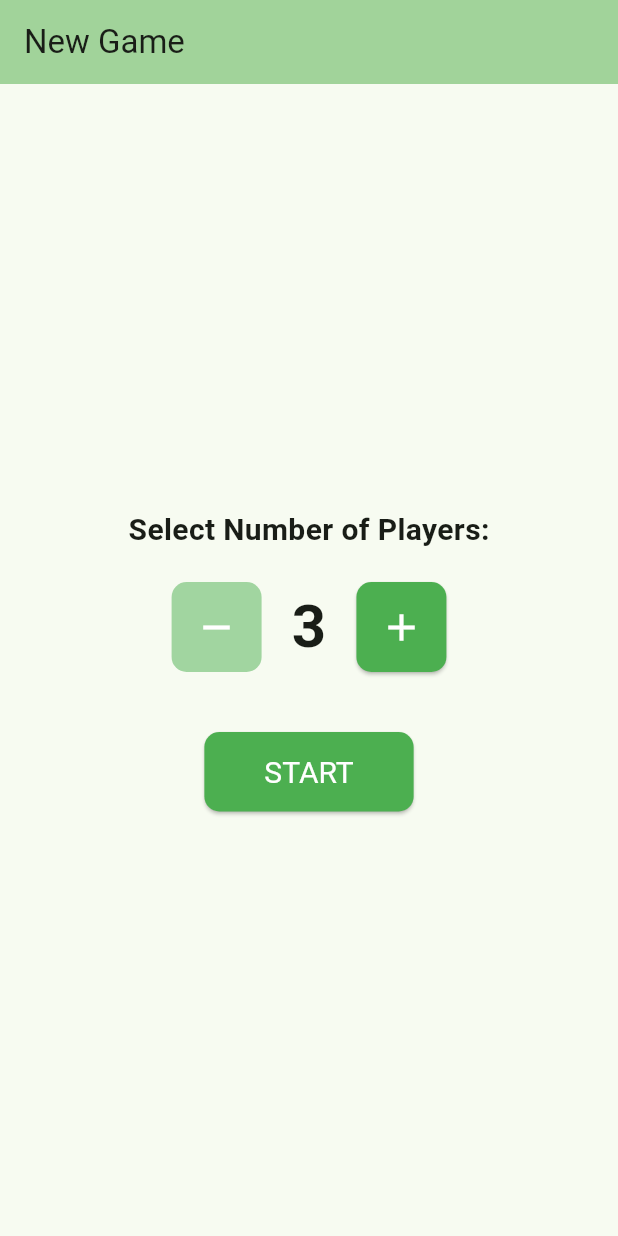
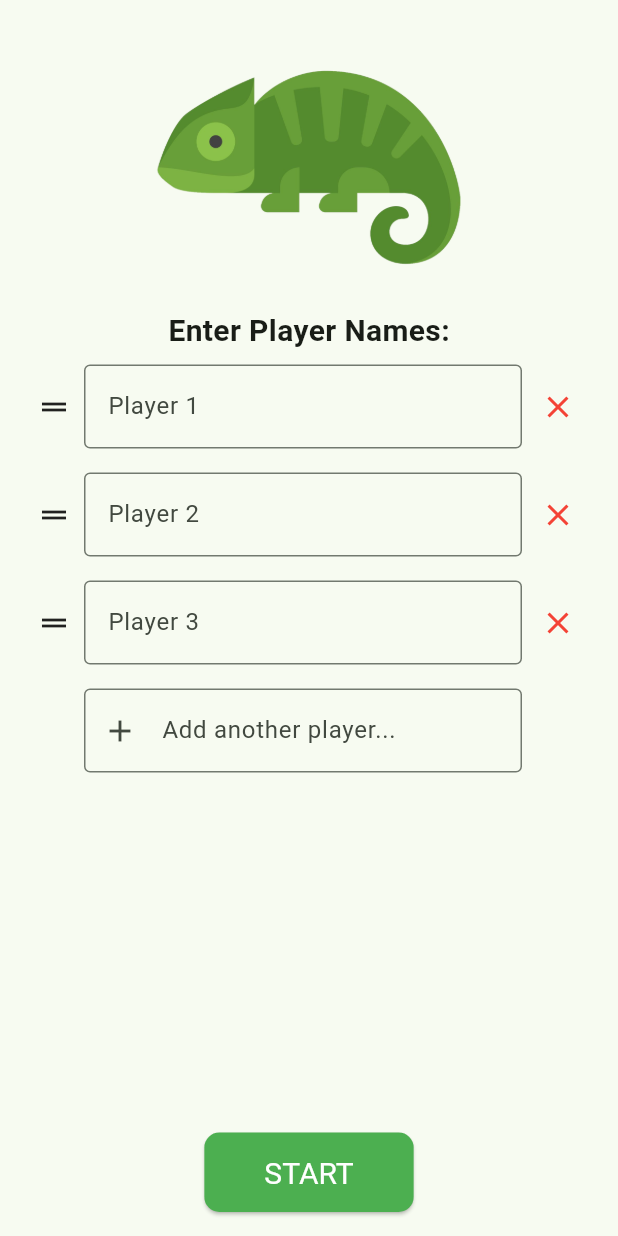
Before and after one commit to xFrah/Camaleonte, a Flutter app: the screen it shows after launch, on a phone screen of 412 x 824 dp. Run offline on Flutter 3.47's test engine with Material 3 defaults, Android fonts, the phone set to English and light mode, and no system bars.

Commit message:
Quality of life improvements

```diff
--- a/lib/main.dart
+++ b/lib/main.dart
@@ -29,12 +29,88 @@ class GameSetupScreen extends StatefulWidget {
 }
 
 class _GameSetupScreenState extends State<GameSetupScreen> {
-  int _numberOfPlayers = 3;
+  // Initialize with some empty controllers
+  final List<TextEditingController> _playerControllers = [
+    TextEditingController(),
+    TextEditingController(),
+    TextEditingController(),
+  ];
+
+  final TextEditingController _footerController = TextEditingController();
+  final FocusNode _footerFocusNode = FocusNode();
+  final ScrollController _scrollController = ScrollController();
+
+  @override
+  void initState() {
+    super.initState();
+    _footerFocusNode.addListener(_onFooterFocusChange);
+  }
+
+  @override
+  void dispose() {
+    for (var controller in _playerControllers) {
+      controller.dispose();
+    }
+    _footerController.dispose();
+    _footerFocusNode.dispose();
+    _scrollController.dispose();
+    super.dispose();
+  }
+
+  void _onFooterFocusChange() {
+    if (!_footerFocusNode.hasFocus && _footerController.text.trim().isNotEmpty) {
+      _addNewPlayer(_footerController.text.trim());
+    }
+  }
+
+  void _addNewPlayer(String name) {
+    setState(() {
+      _playerControllers.add(TextEditingController(text: name));
+      _footerController.clear();
+    });
+    // Keep focus on the new footer input? Or let it go?
+    // Usually "enter" -> add -> focus new line.
+    // "blur" -> add -> focus lost.
+    // If we want to type multiple names fast:
+    // User types "Name", hits enter -> Add, Focus footer again.
+    // User types "Name", taps away -> Add, Focus lost.
+
+    // We'll handle the focus request in the onSubmitted callback specifically if needed,
+    // but the listener handles the logic.
+    // If triggered by onSubmitted, we might want to refocus the footer.
+  }
+
+  void _removePlayer(int index) {
+    setState(() {
+      _playerControllers[index].dispose();
+      _playerControllers.removeAt(index);
+    });
+  }
 
   void _startGame() {
+    final playerNames = _playerControllers
+        .map((c) => c.text.trim())
+        .where((name) => name.isNotEmpty)
+        .toList();
+
+    // Check footer too
+    if (_footerController.text.trim().isNotEmpty) {
+      playerNames.add(_footerController.text.trim());
+    }
+
+    if (playerNames.length < 3) {
+      ScaffoldMessenger.of(context).showSnackBar(
+        const SnackBar(
+          content: Text('Need at least 3 players!'),
+          backgroundColor: Colors.red,
+        ),
+      );
+      return;
+    }
+
     Navigator.of(context).push(
       MaterialPageRoute(
-        builder: (context) => GameScreen(numberOfPlayers: _numberOfPlayers),
+        builder: (context) => GameScreen(playerNames: playerNames),
       ),
     );
   }
@@ -42,69 +118,108 @@ class _GameSetupScreenState extends State<GameSetupScreen> {
   @override
   Widget build(BuildContext context) {
     return Scaffold(
-      appBar: AppBar(
-        title: const Text('New Game'),
-        backgroundColor: Theme.of(context).colorScheme.inversePrimary,
+      body: SafeArea(
+        child: Column(
+          children: [
+            Padding(
+              padding: const EdgeInsets.symmetric(vertical: 0.0),
+              child: SizedBox(
+                width: MediaQuery.of(context).size.width * 0.5,
+                child: Image.asset(
+                  'assets/images/chameleon.png',
+                  fit: BoxFit.contain,
                 ),
-      body: Center(
-        child: Column(
-          mainAxisAlignment: MainAxisAlignment.center,
-          children: [
-            const Text(
-              'Select Number of Players:',
+              ),
+            ),
+            const Padding(
+              padding: EdgeInsets.all(0.0),
+              child: Text(
+                'Enter Player Names:',
                 style: TextStyle(fontSize: 20, fontWeight: FontWeight.bold),
               ),
-            const SizedBox(height: 20),
-            Row(
-              mainAxisAlignment: MainAxisAlignment.center,
+            ),
+            Expanded(
+              child: ReorderableListView.builder(
+                scrollController: _scrollController,
+                buildDefaultDragHandles: false,
+                padding: const EdgeInsets.only(bottom: 20),
+                itemCount: _playerControllers.length,
+                onReorder: (oldIndex, newIndex) {
+                  setState(() {
+                    if (oldIndex < newIndex) {
+                      newIndex -= 1;
+                    }
+                    final item = _playerControllers.removeAt(oldIndex);
+                    _playerControllers.insert(newIndex, item);
+                  });
+                },
+                footer: Padding(
+                  padding: const EdgeInsets.symmetric(horizontal: 16.0, vertical: 8.0),
+                  child: Row(
                     children: [
-                SizedBox(
-                  width: 60,
-                  height: 60,
-                  child: ElevatedButton(
-                    onPressed: _numberOfPlayers > 3
-                        ? () => setState(() => _numberOfPlayers--)
-                        : null,
-                    style: ElevatedButton.styleFrom(
-                      backgroundColor: Colors.green,
-                      disabledBackgroundColor: Colors.green.withOpacity(0.5),
-                      shape: RoundedRectangleBorder(
-                        borderRadius: BorderRadius.circular(10),
+                      // Invisible spacer to match the drag handle width + padding
+                      const SizedBox(width: 40),
+                      Expanded(
+                        child: TextField(
+                          controller: _footerController,
+                          focusNode: _footerFocusNode,
+                          decoration: const InputDecoration(
+                            hintText: 'Add another player...',
+                            border: OutlineInputBorder(),
+                            prefixIcon: Icon(Icons.add),
                           ),
-                      padding: EdgeInsets.zero,
-                    ),
-                    child: const Icon(Icons.remove, color: Colors.white, size: 30),
+                          onSubmitted: (value) {
+                            if (value.trim().isNotEmpty) {
+                              _addNewPlayer(value.trim());
+                              _footerFocusNode.requestFocus();
+                            }
+                          },
                         ),
                       ),
-                Padding(
-                  padding: const EdgeInsets.symmetric(horizontal: 20),
-                  child: Text(
-                    '$_numberOfPlayers',
-                    style: const TextStyle(fontSize: 40, fontWeight: FontWeight.bold),
+                      // Invisible spacer to match the close button width + padding
+                      const SizedBox(width: 48),
+                    ],
+                  ),
+                ),
+                itemBuilder: (context, index) {
+                  return Padding(
+                    key: ObjectKey(_playerControllers[index]),
+                    padding: const EdgeInsets.symmetric(horizontal: 16.0, vertical: 8.0),
+                    child: Row(
+                      children: [
+                        ReorderableDragStartListener(
+                          index: index,
+                          child: const SizedBox(
+                            width: 40, // Fixed width for drag handle area
+                            child: Icon(Icons.drag_handle),
+                          ),
+                        ),
+                        Expanded(
+                          child: TextField(
+                            controller: _playerControllers[index],
+                            decoration: InputDecoration(
+                              hintText: 'Player ${index + 1}',
+                              border: const OutlineInputBorder(),
+                            ),
                           ),
                         ),
                         SizedBox(
-                  width: 60,
-                  height: 60,
-                  child: ElevatedButton(
-                    onPressed: _numberOfPlayers < 10 // Max players limit
-                        ? () => setState(() => _numberOfPlayers++)
-                        : null,
-                    style: ElevatedButton.styleFrom(
-                      backgroundColor: Colors.green,
-                      disabledBackgroundColor: Colors.green.withOpacity(0.5),
-                      shape: RoundedRectangleBorder(
-                        borderRadius: BorderRadius.circular(10),
-                      ),
-                      padding: EdgeInsets.zero,
-                    ),
-                    child: const Icon(Icons.add, color: Colors.white, size: 30),
+                          width: 48, // Fixed width for close button area
+                          child: IconButton(
+                            icon: const Icon(Icons.close, color: Colors.red),
+                            onPressed: () => _removePlayer(index),
                           ),
                         ),
                       ],
                     ),
-            const SizedBox(height: 40),
-              ElevatedButton(
+                  );
+                },
+              ),
+            ),
+            Container(
+              padding: const EdgeInsets.all(16.0),
+              color: Colors.transparent,
+              child: ElevatedButton(
                 onPressed: _startGame,
                 style: ElevatedButton.styleFrom(
                   backgroundColor: Colors.green,
@@ -117,6 +232,7 @@ class _GameSetupScreenState extends State<GameSetupScreen> {
                 ),
                 child: const Text('START'),
               ),
+            ),
           ],
         ),
       ),
@@ -125,9 +241,9 @@ class _GameSetupScreenState extends State<GameSetupScreen> {
 }
 
 class GameScreen extends StatefulWidget {
-  final int numberOfPlayers;
+  final List<String> playerNames;
 
-  const GameScreen({super.key, required this.numberOfPlayers});
+  const GameScreen({super.key, required this.playerNames});
 
   @override
   State<GameScreen> createState() => _GameScreenState();
@@ -168,11 +284,11 @@ class _GameScreenState extends State<GameScreen> {
       _impostorCoordinate = allCoordinates[random.nextInt(allCoordinates.length)];
     } while (_impostorCoordinate == _commonCoordinate);
 
-    _impostorIndex = random.nextInt(widget.numberOfPlayers);
+    _impostorIndex = random.nextInt(widget.playerNames.length);
   }
 
   void _nextPlayer() {
-    if (_currentPlayerIndex < widget.numberOfPlayers - 1) {
+    if (_currentPlayerIndex < widget.playerNames.length - 1) {
       setState(() {
         _currentPlayerIndex++;
         _isRevealing = false;
@@ -180,6 +296,15 @@ class _GameScreenState extends State<GameScreen> {
     } else {
       setState(() {
         _gameStarted = true;
+      });
+    }
+  }
+
+  void _previousPlayer() {
+    if (_currentPlayerIndex > 0) {
+      setState(() {
+        _currentPlayerIndex--;
+        _isRevealing = false;
       });
     }
   }
@@ -226,22 +351,30 @@ class _GameScreenState extends State<GameScreen> {
     }
 
     return Scaffold(
-      appBar: AppBar(
-        title: const Text('Pass and Play'),
-        automaticallyImplyLeading: false,
+      body: SafeArea(
+        child: Stack(
+          children: [
+            Positioned(
+              top: 10,
+              left: 10,
+              child: IconButton(
+                icon: const Icon(Icons.arrow_back),
+                onPressed: () => Navigator.of(context).pop(),
               ),
-      body: Center(
+            ),
+            Center(
               child: Column(
                 mainAxisAlignment: MainAxisAlignment.center,
                 children: [
               Text(
-              'Player ${_currentPlayerIndex + 1}',
-              style: const TextStyle(fontSize: 24, fontWeight: FontWeight.bold),
+                widget.playerNames[_currentPlayerIndex],
+                style: const TextStyle(fontSize: 32, fontWeight: FontWeight.bold),
+                textAlign: TextAlign.center,
               ),
               const SizedBox(height: 10),
               const Text(
                 'Pass the device to this player.',
-              style: TextStyle(color: Colors.grey),
+                style: TextStyle(color: Colors.grey, fontSize: 18),
               ),
               const SizedBox(height: 50),
 
@@ -292,6 +425,28 @@ class _GameScreenState extends State<GameScreen> {
 
               const SizedBox(height: 50),
 
+              Row(
+                mainAxisAlignment: MainAxisAlignment.center,
+                children: [
+                  if (_currentPlayerIndex > 0)
+                    Padding(
+                      padding: const EdgeInsets.only(right: 20),
+                      child: ElevatedButton(
+                        onPressed: _previousPlayer,
+                        style: ElevatedButton.styleFrom(
+                          backgroundColor: Colors.grey,
+                          foregroundColor: Colors.white,
+                          shape: RoundedRectangleBorder(
+                            borderRadius: BorderRadius.circular(10),
+                          ),
+                          padding: const EdgeInsets.symmetric(horizontal: 20, vertical: 20),
+                        ),
+                        child: const Text(
+                          'Previous',
+                          style: TextStyle(fontSize: 20, fontWeight: FontWeight.bold),
+                        ),
+                      ),
+                    ),
                   ElevatedButton(
                     onPressed: _nextPlayer,
                     style: ElevatedButton.styleFrom(
@@ -303,7 +458,7 @@ class _GameScreenState extends State<GameScreen> {
                       padding: const EdgeInsets.symmetric(horizontal: 40, vertical: 20),
                     ),
                     child: Text(
-                _currentPlayerIndex < widget.numberOfPlayers - 1
+                      _currentPlayerIndex < widget.playerNames.length - 1
                           ? 'Next Player'
                           : 'Finish Setup',
                       style: const TextStyle(fontSize: 20, fontWeight: FontWeight.bold),
@@ -311,6 +466,10 @@ class _GameScreenState extends State<GameScreen> {
                   ),
                 ],
               ),
+            ],
+          ),
+        ),
+      ]),
     ),
   );
 }
--- a/pubspec.yaml
+++ b/pubspec.yaml
@@ -58,7 +58,8 @@ flutter:
   uses-material-design: true
 
   # To add assets to your application, add an assets section, like this:
-  # assets:
+  assets:
+    - assets/images/
   #   - images/a_dot_burr.jpeg
   #   - images/a_dot_ham.jpeg
 
```
Also changed, not shown: assets/images/chameleon.png (added). Lines whose indentation alone changed are shown as unchanged.
